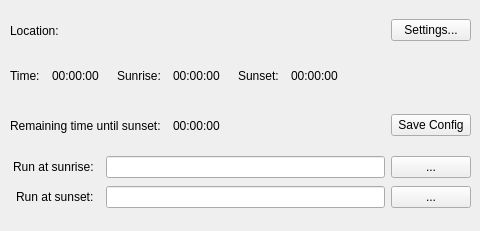
The window that QtSsMainWindow.ui (mairda/QtSunsetter) describes before a commit, drawn with Qt 5.
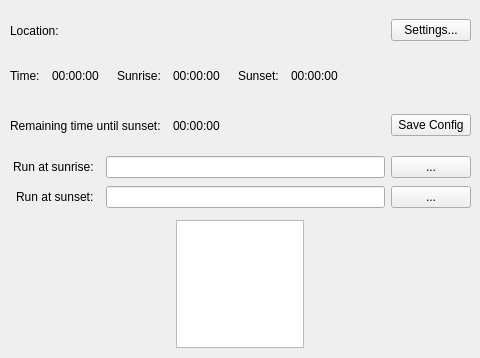
The same window after the commit.

Commit message: Modify the sky view graphic to use an angle to compute the position of the sun/moon object rather than managing the x,y deltas directly. Made the sky view look towards the sun/moon South from a North latitude and North from a South latitude.

The edit to the form file:
```diff
--- a/QtSsMainWindow.ui
+++ b/QtSsMainWindow.ui
@@ -7,7 +7,7 @@
     <x>0</x>
     <y>0</y>
     <width>480</width>
-    <height>231</height>
+    <height>358</height>
    </rect>
   </property>
   <property name="windowTitle">
@@ -415,6 +415,39 @@
     </item>
    </layout>
   </widget>
+  <widget class="QGraphicsView" name="dayIcon">
+   <property name="geometry">
+    <rect>
+     <x>176</x>
+     <y>220</y>
+     <width>128</width>
+     <height>128</height>
+    </rect>
+   </property>
+   <property name="sizePolicy">
+    <sizepolicy hsizetype="Fixed" vsizetype="Fixed">
+     <horstretch>0</horstretch>
+     <verstretch>0</verstretch>
+    </sizepolicy>
+   </property>
+   <property name="acceptDrops">
+    <bool>false</bool>
+   </property>
+   <property name="verticalScrollBarPolicy">
+    <enum>Qt::ScrollBarAlwaysOff</enum>
+   </property>
+   <property name="horizontalScrollBarPolicy">
+    <enum>Qt::ScrollBarAlwaysOff</enum>
+   </property>
+   <property name="sceneRect">
+    <rectf>
+     <x>0.000000000000000</x>
+     <y>0.000000000000000</y>
+     <width>128.000000000000000</width>
+     <height>128.000000000000000</height>
+    </rectf>
+   </property>
+  </widget>
  </widget>
  <resources/>
  <connections/>
```
The commit also changes 2 other files.
